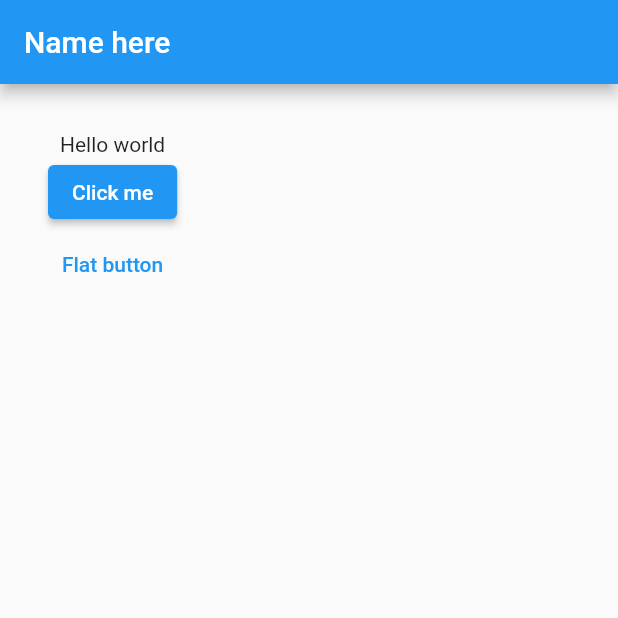
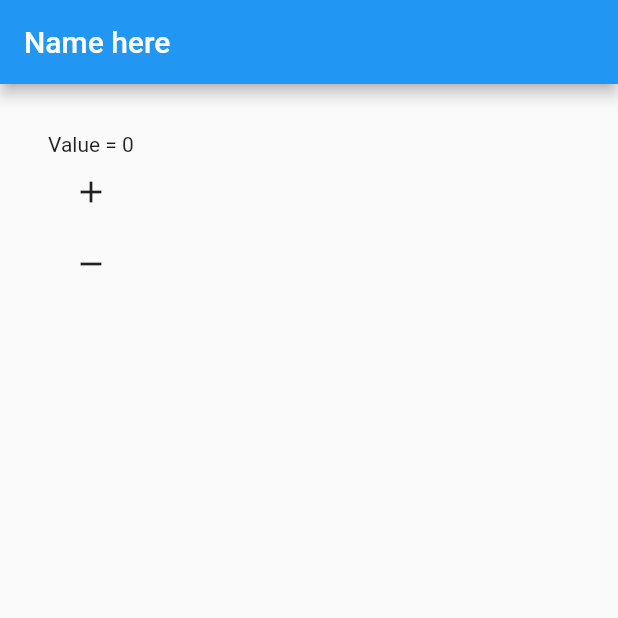
Before and after one commit to alaminsheikh01/Flutter_upto_date, a Flutter app: the screen it shows after launch, on a phone screen of 412 x 824 dp, the top half of it. Run offline on Flutter 3.47's test engine with Material 2 defaults, Android fonts, the light colour scheme and no system bars.

Commit message:
Icon button wtih add and subtract number

```diff
--- a/lib/main.dart
+++ b/lib/main.dart
@@ -12,11 +12,17 @@ class MyApp extends StatefulWidget {
 }
 
 class _State extends State<MyApp> {
-  String _value = "Hello world";
+  int _value = 0;
 
-  void _onPressed() {
+  void _add() {
     setState(() {
-      _value = new DateTime.now().toString();
+      _value++;
+    });
+  }
+
+  void _subtract() {
+    setState(() {
+      _value--;
     });
   }
 
@@ -30,15 +36,11 @@ class _State extends State<MyApp> {
         padding: EdgeInsets.all(32.0),
         child: Column(
           children: <Widget>[
-            Text(_value),
-            ElevatedButton(
-              onPressed: _onPressed,
-              child: Text("Click me"),
+            Text(
+              'Value = ${_value}',
             ),
-            TextButton(
-              onPressed: _onPressed,
-              child: Text("Flat button"),
-            )
+            IconButton(icon: Icon(Icons.add), onPressed: _add),
+            IconButton(icon: Icon(Icons.remove), onPressed: _subtract),
           ],
         ),
       ),
```
